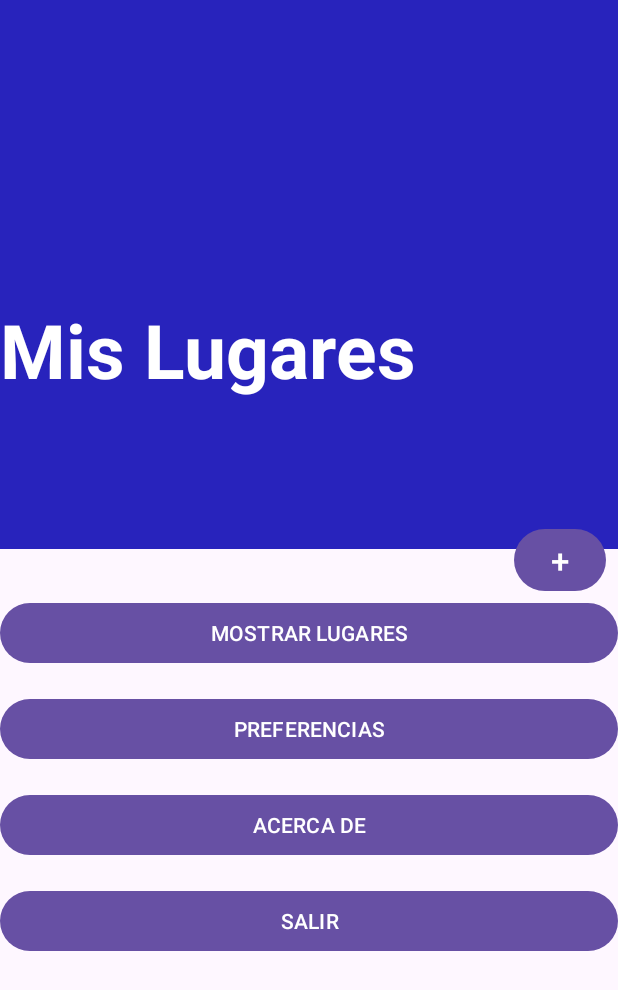
After one commit to Enrique-OSM/PIA_MisLugares_Equipo8, an Android app: the MenuActivity screen opened directly, with no data from a screen before it, on a phone screen of 412 x 824 dp. The commit adds this screen. Shown: the top 990 px of the screen. Run offline under Robolectric (Android 15) with nearby library versions, the phone set to English and light mode, and no system bars; our stand-ins replace Firebase (no records; nobody signed in at launch, a user with empty details on screens opened directly).

Commit message:
hacemos el sistema de login y logout

```diff
--- a/app/src/main/AndroidManifest.xml
+++ b/app/src/main/AndroidManifest.xml
@@ -13,6 +13,9 @@
         android:theme="@style/Theme.MisLugares"
         tools:targetApi="31">
         <activity
+            android:name=".MenuActivity"
+            android:exported="true" />
+        <activity
             android:name=".AuthActivity"
             android:exported="true">
             <intent-filter>
--- /dev/null
+++ b/app/src/main/java/com/example/mislugares/MenuActivity.java
@@ -0,0 +1,50 @@
+package com.example.mislugares;
+
+import android.content.Intent;
+import android.os.Bundle;
+import android.view.View;
+import android.widget.Button;
+
+import com.google.firebase.auth.AuthResult;
+import com.google.firebase.auth.FirebaseAuth;
+
+import androidx.appcompat.app.AppCompatActivity;
+
+public class MenuActivity extends AppCompatActivity {
+    private String title;
+    private Button MostrarLugaresButton;
+    private Button PreferenciasButton;
+    private Button AcercaDeButton;
+    private Button SalirButton;
+
+    @Override
+    protected void onCreate(Bundle savedInstanceState) {
+        super.onCreate(savedInstanceState);
+        setContentView(R.layout.activity_menu);
+        setup();
+    }
+
+    private void setup() {
+        MostrarLugaresButton = findViewById(R.id.btn_mostrar_lugares);
+        PreferenciasButton = findViewById(R.id.btn_preferencias);
+        AcercaDeButton = findViewById(R.id.btn_acerca_de);
+        SalirButton = findViewById(R.id.btn_salir);
+        configurarbotones();
+    }
+
+    private void configurarbotones() {
+        SalirButton.setOnClickListener(new View.OnClickListener() {
+            @Override
+            public void onClick(View view) {
+                CerrarSesion();
+            }
+        });
+    }
+
+    private void CerrarSesion() {
+        FirebaseAuth.getInstance().signOut();
+        Intent intent = new Intent(MenuActivity.this, AuthActivity.class);
+        startActivity(intent);
+        finish();
+    }
+}
--- a/app/src/main/res/layout/activity_main.xml
+++ b/app/src/main/res/layout/activity_menu.xml
@@ -10,6 +10,8 @@
     tools:layout_editor_absoluteY="72dp">
 
     <!-- Encabezado simple con fondo morado -->
+
+
     <LinearLayout
         android:id="@+id/linearLayout4"
         android:layout_width="0dp"
@@ -20,6 +22,7 @@
         android:orientation="vertical"
         app:layout_constraintBottom_toTopOf="@+id/btn_mostrar_lugares"
         app:layout_constraintEnd_toEndOf="parent"
+        app:layout_constraintHorizontal_bias="0.0"
         app:layout_constraintStart_toStartOf="parent"
         app:layout_constraintTop_toTopOf="parent">
 
@@ -32,7 +35,6 @@
             android:textSize="50sp"
             android:textStyle="bold" />
     </LinearLayout>
-
 
     <Button
         android:id="@+id/btn_salir"
@@ -83,7 +85,7 @@
         app:layout_constraintTop_toBottomOf="@+id/linearLayout4"></Button>
 
     <Button
-        android:id="@+id/button"
+        android:id="@+id/btn_nuevoLugar"
         android:layout_width="61dp"
         android:layout_height="49dp"
         android:layout_marginEnd="8dp"
```
Also changed, not shown: app/src/main/java/com/example/mislugares/AuthActivity.java (+38 -6 lines).
